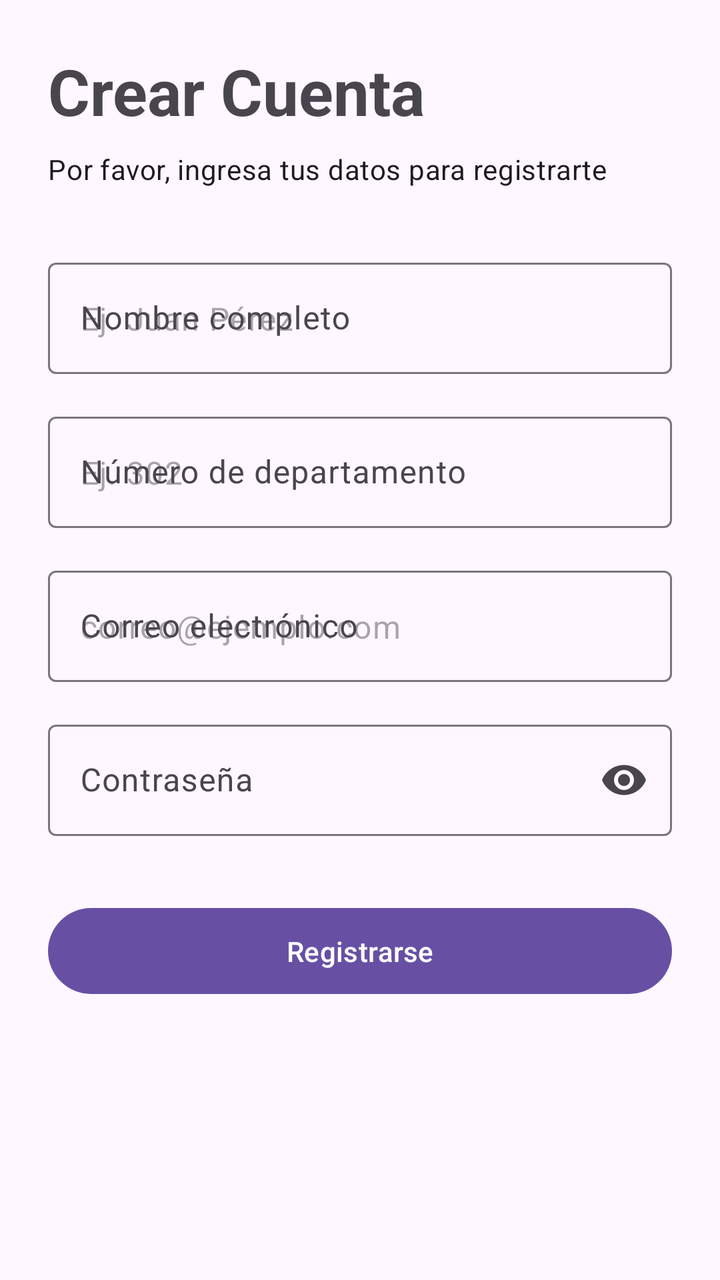
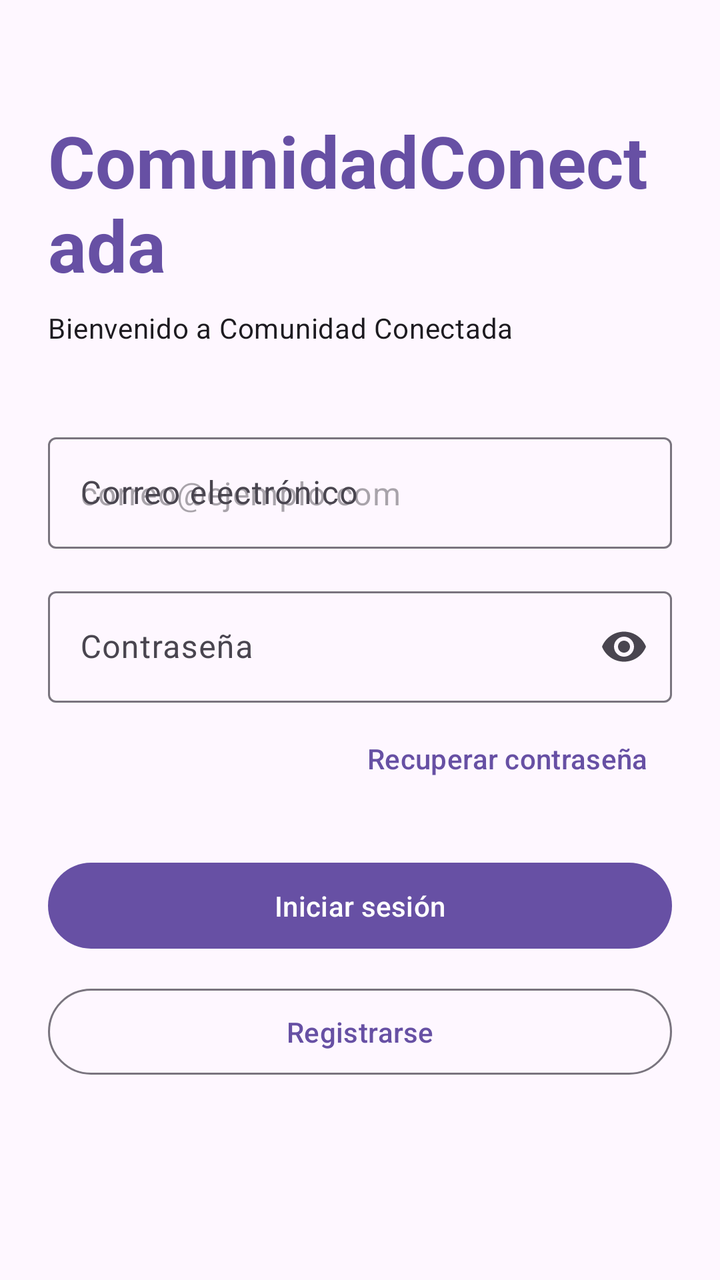

Before-and-after screenshots of an Android layout around one commit, followed by the original layout XML and the change that was made.
<!-- AndroidManifest.xml: application theme Theme.ComunidadConectada -->
<!-- res/layout/activity_main.xml -->
<?xml version="1.0" encoding="utf-8"?>
<androidx.core.widget.NestedScrollView xmlns:android="http://schemas.android.com/apk/res/android"
    xmlns:app="http://schemas.android.com/apk/res-auto"
    xmlns:tools="http://schemas.android.com/tools"
    android:id="@+id/main"
    android:layout_width="match_parent"
    android:layout_height="match_parent"
    android:fillViewport="true"
    tools:context=".MainActivity">

    <androidx.constraintlayout.widget.ConstraintLayout
        android:layout_width="match_parent"
        android:layout_height="wrap_content"
        android:padding="24dp">

        <TextView
            android:id="@+id/tv_title"
            android:layout_width="0dp"
            android:layout_height="wrap_content"
            android:text="@string/title_registro"
            android:textAppearance="?attr/textAppearanceHeadlineLarge"
            android:textStyle="bold"
            app:layout_constraintEnd_toEndOf="parent"
            app:layout_constraintStart_toStartOf="parent"
            app:layout_constraintTop_toTopOf="parent" />

        <TextView
            android:id="@+id/tv_subtitle"
            android:layout_width="0dp"
            android:layout_height="wrap_content"
            android:layout_marginTop="8dp"
            android:text="@string/subtitle_registro"
            android:textAppearance="?attr/textAppearanceBodyMedium"
            app:layout_constraintEnd_toEndOf="parent"
            app:layout_constraintStart_toStartOf="parent"
            app:layout_constraintTop_toBottomOf="@id/tv_title" />

        
        <com.google.android.material.textfield.TextInputLayout
            android:id="@+id/til_nombre"
            style="@style/Widget.Material3.TextInputLayout.OutlinedBox"
            android:layout_width="0dp"
            android:layout_height="wrap_content"
            android:layout_marginTop="32dp"
            android:hint="@string/label_nombre"
            app:layout_constraintEnd_toEndOf="parent"
            app:layout_constraintStart_toStartOf="parent"
            app:layout_constraintTop_toBottomOf="@id/tv_subtitle">

            <com.google.android.material.textfield.TextInputEditText
                android:id="@+id/et_nombre"
                android:layout_width="match_parent"
                android:layout_height="wrap_content"
                android:hint="@string/hint_nombre"
                android:inputType="textCapWords|textPersonName"
                android:maxLines="1" />
        </com.google.android.material.textfield.TextInputLayout>

        
        <com.google.android.material.textfield.TextInputLayout
            android:id="@+id/til_departamento"
            style="@style/Widget.Material3.TextInputLayout.OutlinedBox"
            android:layout_width="0dp"
            android:layout_height="wrap_content"
            android:layout_marginTop="16dp"
            android:hint="@string/label_departamento"
            app:layout_constraintEnd_toEndOf="parent"
            app:layout_constraintStart_toStartOf="parent"
            app:layout_constraintTop_toBottomOf="@id/til_nombre">

            <com.google.android.material.textfield.TextInputEditText
                android:id="@+id/et_departamento"
                android:layout_width="match_parent"
                android:layout_height="wrap_content"
                android:hint="@string/hint_departamento"
                android:inputType="text"
                android:maxLines="1" />
        </com.google.android.material.textfield.TextInputLayout>

        
        <com.google.android.material.textfield.TextInputLayout
            android:id="@+id/til_email"
            style="@style/Widget.Material3.TextInputLayout.OutlinedBox"
            android:layout_width="0dp"
            android:layout_height="wrap_content"
            android:layout_marginTop="16dp"
            android:hint="@string/label_email"
            app:layout_constraintEnd_toEndOf="parent"
            app:layout_constraintStart_toStartOf="parent"
            app:layout_constraintTop_toBottomOf="@id/til_departamento">

            <com.google.android.material.textfield.TextInputEditText
                android:id="@+id/et_email"
                android:layout_width="match_parent"
                android:layout_height="wrap_content"
                android:hint="@string/hint_email"
                android:inputType="textEmailAddress"
                android:maxLines="1" />
        </com.google.android.material.textfield.TextInputLayout>

        
        <com.google.android.material.textfield.TextInputLayout
            android:id="@+id/til_password"
            style="@style/Widget.Material3.TextInputLayout.OutlinedBox"
            android:layout_width="0dp"
            android:layout_height="wrap_content"
            android:layout_marginTop="16dp"
            android:hint="@string/label_password"
            app:endIconMode="password_toggle"
            app:layout_constraintEnd_toEndOf="parent"
            app:layout_constraintStart_toStartOf="parent"
            app:layout_constraintTop_toBottomOf="@id/til_email">

            <com.google.android.material.textfield.TextInputEditText
                android:id="@+id/et_password"
                android:layout_width="match_parent"
                android:layout_height="wrap_content"
                android:inputType="textPassword"
                android:maxLines="1" />
        </com.google.android.material.textfield.TextInputLayout>

        
        <com.google.android.material.button.MaterialButton
            android:id="@+id/btn_registro"
            android:layout_width="0dp"
            android:layout_height="wrap_content"
            android:layout_marginTop="32dp"
            android:paddingVertical="12dp"
            android:text="@string/btn_registro"
            app:layout_constraintEnd_toEndOf="parent"
            app:layout_constraintStart_toStartOf="parent"
            app:layout_constraintTop_toBottomOf="@id/til_password" />

    </androidx.constraintlayout.widget.ConstraintLayout>
</androidx.core.widget.NestedScrollView>
<!-- resources referenced by this layout -->
<resources>
  <string name="btn_registro">Registrarse</string>
  <string name="hint_departamento">Ej. 302</string>
  <string name="hint_email">correo@ejemplo.com</string>
  <string name="hint_nombre">Ej. Juan Pérez</string>
  <string name="label_departamento">Número de departamento</string>
  <string name="label_email">Correo electrónico</string>
  <string name="label_nombre">Nombre completo</string>
  <string name="label_password">Contraseña</string>
  <string name="subtitle_registro">Por favor, ingresa tus datos para registrarte</string>
  <string name="title_registro">Crear Cuenta</string>
  <style name="Theme.ComunidadConectada" parent="Base.Theme.ComunidadConectada" />
  <style name="Base.Theme.ComunidadConectada" parent="Theme.Material3.DayNight.NoActionBar">
          
          
      </style>
</resources>

<!-- the commit's change to res/layout/activity_main.xml (unified diff, before → after) -->
@@ -13,69 +13,30 @@
         android:layout_height="wrap_content"
         android:padding="24dp">
 
+        
         <TextView
-            android:id="@+id/tv_title"
+            android:id="@+id/tv_app_title"
             android:layout_width="0dp"
             android:layout_height="wrap_content"
-            android:text="@string/title_registro"
-            android:textAppearance="?attr/textAppearanceHeadlineLarge"
+            android:layout_marginTop="32dp"
+            android:text="@string/app_name"
+            android:textAppearance="?attr/textAppearanceDisplaySmall"
+            android:textColor="?attr/colorPrimary"
             android:textStyle="bold"
             app:layout_constraintEnd_toEndOf="parent"
             app:layout_constraintStart_toStartOf="parent"
             app:layout_constraintTop_toTopOf="parent" />
 
         <TextView
-            android:id="@+id/tv_subtitle"
+            android:id="@+id/tv_login_subtitle"
             android:layout_width="0dp"
             android:layout_height="wrap_content"
             android:layout_marginTop="8dp"
-            android:text="@string/subtitle_registro"
+            android:text="@string/subtitle_login"
             android:textAppearance="?attr/textAppearanceBodyMedium"
             app:layout_constraintEnd_toEndOf="parent"
             app:layout_constraintStart_toStartOf="parent"
-            app:layout_constraintTop_toBottomOf="@id/tv_title" />
-
-        
-        <com.google.android.material.textfield.TextInputLayout
-            android:id="@+id/til_nombre"
-            style="@style/Widget.Material3.TextInputLayout.OutlinedBox"
-            android:layout_width="0dp"
-            android:layout_height="wrap_content"
-            android:layout_marginTop="32dp"
-            android:hint="@string/label_nombre"
-            app:layout_constraintEnd_toEndOf="parent"
-            app:layout_constraintStart_toStartOf="parent"
-            app:layout_constraintTop_toBottomOf="@id/tv_subtitle">
-
-            <com.google.android.material.textfield.TextInputEditText
-                android:id="@+id/et_nombre"
-                android:layout_width="match_parent"
-                android:layout_height="wrap_content"
-                android:hint="@string/hint_nombre"
-                android:inputType="textCapWords|textPersonName"
-                android:maxLines="1" />
-        </com.google.android.material.textfield.TextInputLayout>
-
-        
-        <com.google.android.material.textfield.TextInputLayout
-            android:id="@+id/til_departamento"
-            style="@style/Widget.Material3.TextInputLayout.OutlinedBox"
-            android:layout_width="0dp"
-            android:layout_height="wrap_content"
-            android:layout_marginTop="16dp"
-            android:hint="@string/label_departamento"
-            app:layout_constraintEnd_toEndOf="parent"
-            app:layout_constraintStart_toStartOf="parent"
-            app:layout_constraintTop_toBottomOf="@id/til_nombre">
-
-            <com.google.android.material.textfield.TextInputEditText
-                android:id="@+id/et_departamento"
-                android:layout_width="match_parent"
-                android:layout_height="wrap_content"
-                android:hint="@string/hint_departamento"
-                android:inputType="text"
-                android:maxLines="1" />
-        </com.google.android.material.textfield.TextInputLayout>
+            app:layout_constraintTop_toBottomOf="@id/tv_app_title" />
 
         
         <com.google.android.material.textfield.TextInputLayout
@@ -83,11 +44,11 @@
             style="@style/Widget.Material3.TextInputLayout.OutlinedBox"
             android:layout_width="0dp"
             android:layout_height="wrap_content"
-            android:layout_marginTop="16dp"
+            android:layout_marginTop="40dp"
             android:hint="@string/label_email"
             app:layout_constraintEnd_toEndOf="parent"
             app:layout_constraintStart_toStartOf="parent"
-            app:layout_constraintTop_toBottomOf="@id/til_departamento">
+            app:layout_constraintTop_toBottomOf="@id/tv_login_subtitle">
 
             <com.google.android.material.textfield.TextInputEditText
                 android:id="@+id/et_email"
@@ -121,15 +82,39 @@
 
         
         <com.google.android.material.button.MaterialButton
-            android:id="@+id/btn_registro"
+            android:id="@+id/btn_recuperar_password"
+            style="@style/Widget.Material3.Button.TextButton"
+            android:layout_width="wrap_content"
+            android:layout_height="wrap_content"
+            android:layout_marginTop="4dp"
+            android:text="@string/btn_recuperar_password"
+            app:layout_constraintEnd_toEndOf="parent"
+            app:layout_constraintTop_toBottomOf="@id/til_password" />
+
+        
+        <com.google.android.material.button.MaterialButton
+            android:id="@+id/btn_iniciar_sesion"
             android:layout_width="0dp"
             android:layout_height="wrap_content"
-            android:layout_marginTop="32dp"
+            android:layout_marginTop="24dp"
+            android:paddingVertical="12dp"
+            android:text="@string/btn_iniciar_sesion"
+            app:layout_constraintEnd_toEndOf="parent"
+            app:layout_constraintStart_toStartOf="parent"
+            app:layout_constraintTop_toBottomOf="@id/btn_recuperar_password" />
+
+        
+        <com.google.android.material.button.MaterialButton
+            android:id="@+id/btn_registrarse"
+            style="@style/Widget.Material3.Button.OutlinedButton"
+            android:layout_width="0dp"
+            android:layout_height="wrap_content"
+            android:layout_marginTop="12dp"
             android:paddingVertical="12dp"
             android:text="@string/btn_registro"
             app:layout_constraintEnd_toEndOf="parent"
             app:layout_constraintStart_toStartOf="parent"
-            app:layout_constraintTop_toBottomOf="@id/til_password" />
+            app:layout_constraintTop_toBottomOf="@id/btn_iniciar_sesion" />
 
     </androidx.constraintlayout.widget.ConstraintLayout>
 </androidx.core.widget.NestedScrollView>
<!-- resource entries referenced after the edit -->
@@ -1,15 +1,13 @@
 <!-- resources referenced by this layout -->
 <resources>
+  <string name="app_name">ComunidadConectada</string>
+  <string name="btn_iniciar_sesion">Iniciar sesión</string>
+  <string name="btn_recuperar_password">Recuperar contraseña</string>
   <string name="btn_registro">Registrarse</string>
-  <string name="hint_departamento">Ej. 302</string>
   <string name="hint_email">correo@ejemplo.com</string>
-  <string name="hint_nombre">Ej. Juan Pérez</string>
-  <string name="label_departamento">Número de departamento</string>
   <string name="label_email">Correo electrónico</string>
-  <string name="label_nombre">Nombre completo</string>
   <string name="label_password">Contraseña</string>
-  <string name="subtitle_registro">Por favor, ingresa tus datos para registrarte</string>
-  <string name="title_registro">Crear Cuenta</string>
+  <string name="subtitle_login">Bienvenido a Comunidad Conectada</string>
   <style name="Theme.ComunidadConectada" parent="Base.Theme.ComunidadConectada" />
   <style name="Base.Theme.ComunidadConectada" parent="Theme.Material3.DayNight.NoActionBar">
           
